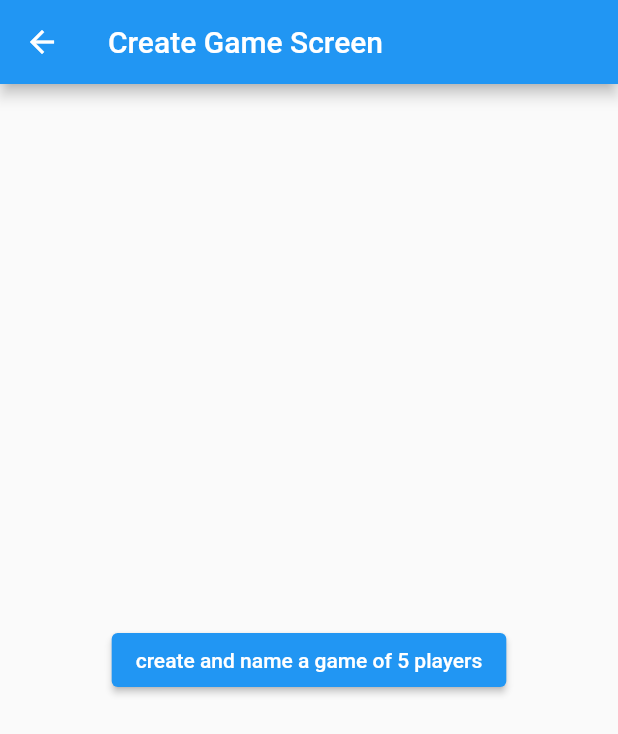
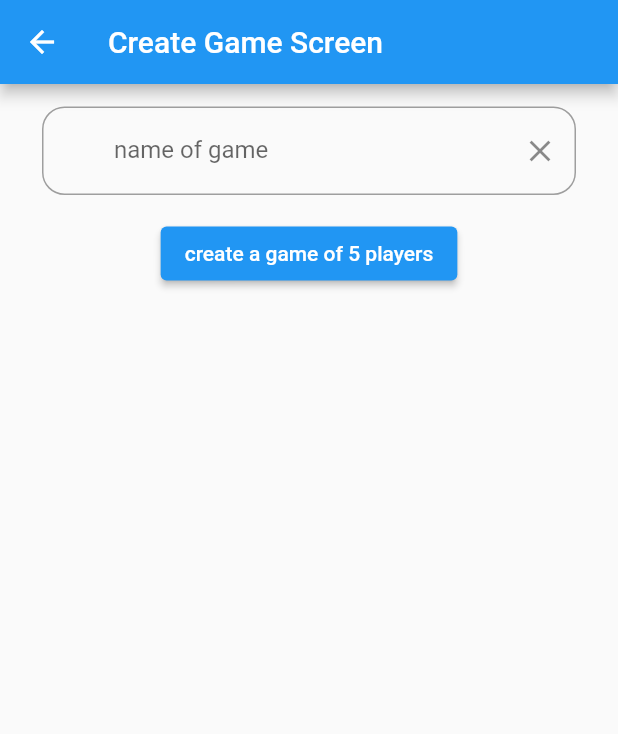
Before and after one commit to bromar2292/soundclash2, a Flutter app: the CreateGameScreen screen opened by its route, on a phone screen of 412 x 824 dp. Shown: the top 734 px of the screen. Run offline on Flutter 3.47's test engine with Material 2 defaults, Android fonts, the light colour scheme and no system bars; our stand-ins replace bloc, equatable, flutter_bloc, freezed_annotation, parse_server_sdk_flutter, youtube_player_flutter; accounts and stored records are empty; network calls fail.

Commit message:
feat: adding graph

```diff
--- a/lib/gameplay/models/game.dart
+++ b/lib/gameplay/models/game.dart
@@ -10,7 +10,7 @@ String welcome9ToJson(List<Game> data) =>
 
 class Game {
   String objectId;
-  String messages;
+
   String gamename;
   String password;
   List<Player> players;
@@ -20,7 +20,6 @@ class Game {
 
   Game({
     required this.objectId,
-    required this.messages,
     required this.gamename,
     required this.password,
     required this.players,
@@ -31,7 +30,6 @@ class Game {
 
   factory Game.FromJSON(Map<String, dynamic> json) => Game(
         objectId: json["objectId"],
-        messages: json["messages"],
         gamename: json["gamename"],
         password: json["password"],
         players:
@@ -43,7 +41,6 @@ class Game {
 
   Map<String, dynamic> toJson() => {
         "objectId": objectId,
-        "messages": messages,
         "gamename": gamename,
         "password": password,
         "players": List<dynamic>.from(players.map((x) => x.toJson())),
--- a/lib/gameplay/pick_youtube_song/presentation/bloc/bloc/pick_youtube_song_bloc.dart
+++ b/lib/gameplay/pick_youtube_song/presentation/bloc/bloc/pick_youtube_song_bloc.dart
@@ -13,11 +13,6 @@ class PickYoutubeSongBloc
     on<_UpdateYoutubeEvent>(_onUrlChanged);
   }
 
-  // PickYoutubeSongBloc() : super(PickYoutubeSongState()) {
-  // on<UpdateYoutubeURLEvent>(_onUrlChanged);
-  // on<SendSongURLEvent>(_submitData);
-  // }
-
   void _onUrlChanged(
     _UpdateYoutubeEvent event,
     Emitter<PickYoutubeSongState> emit,
--- /dev/null
+++ b/lib/manage_games/create_game/presentation/bloc/bloc.dart
@@ -0,0 +1 @@
+export 'create_game_bloc.dart';
--- /dev/null
+++ b/lib/manage_games/create_game/presentation/bloc/create_game_bloc.dart
@@ -0,0 +1,20 @@
+import 'package:bloc/bloc.dart';
+import 'package:freezed_annotation/freezed_annotation.dart';
+part 'create_game_bloc.freezed.dart';
+
+part 'create_game_state.dart';
+part 'create_game_event.dart';
+
+class CreateGameBloc extends Bloc<CreateGameEvent, CreateGameState> {
+  CreateGameBloc() : super(const CreateGameState.initial()) {
+    on<_createGameEvent>(_onNameChanged);
+  }
+  void _onNameChanged(
+    _createGameEvent event,
+    Emitter<CreateGameState> emit,
+  ) {
+    emit(
+      CreateGameState.nameSubmitted(name: event.name),
+    );
+  }
+}
--- /dev/null
+++ b/lib/manage_games/create_game/presentation/bloc/create_game_event.dart
@@ -0,0 +1,7 @@
+part of 'create_game_bloc.dart';
+
+@freezed
+class CreateGameEvent with _$CreateGameEvent {
+  const factory CreateGameEvent.createGameName({required String name}) =
+      _createGameEvent;
+}
--- /dev/null
+++ b/lib/manage_games/create_game/presentation/bloc/create_game_state.dart
@@ -0,0 +1,11 @@
+part of 'create_game_bloc.dart';
+
+@freezed
+class CreateGameState with _$CreateGameState {
+  const factory CreateGameState.initial() = _Initial;
+
+  const factory CreateGameState.nothingSubmitted() = _NothingSubmited;
+
+  const factory CreateGameState.nameSubmitted({required String name}) =
+      _NameSubmitted;
+}
--- a/lib/manage_games/create_game/presentation/view/create_game_screen.dart
+++ b/lib/manage_games/create_game/presentation/view/create_game_screen.dart
@@ -1,5 +1,10 @@
 import 'package:flutter/material.dart';
+import 'package:flutter_bloc/flutter_bloc.dart';
 import 'package:parse_server_sdk_flutter/parse_server_sdk.dart';
+import 'package:soundclash2/widgets/input_info.dart';
+
+import '../../domain/usecases/create_game_usecase.dart';
+import '../bloc/create_game_bloc.dart';
 
 class CreateGameScreen extends StatelessWidget {
   static const String id = 'Create Game Screen';
@@ -7,45 +12,69 @@ class CreateGameScreen extends StatelessWidget {
   const CreateGameScreen({Key? key}) : super(key: key);
   @override
   Widget build(BuildContext context) {
+    final _controllerText = TextEditingController();
     return Scaffold(
       appBar: AppBar(
         title: const Text(CreateGameScreen.id),
       ),
-      body: Center(
-        child: ElevatedButton(
-          child: const Text('create and name a game of 5 players'),
-          onPressed: () async {
-            //  Navigator.of(context).pop();
-            await createGame();
-          },
-        ),
+      body: Column(
+        children: <Widget>[
+          BlocBuilder<CreateGameBloc, CreateGameState>(
+            builder: (context, state) {
+              return InputInfo(
+                controller: _controllerText,
+                request: 'name of game',
+                clearFunction: () {
+                  context
+                      .read<CreateGameBloc>()
+                      .add(const CreateGameEvent.createGameName(name: ''));
+                },
+                function: (text) {
+                  context
+                      .read<CreateGameBloc>()
+                      .add(CreateGameEvent.createGameName(name: text));
+                  print(state.toString());
+                },
+              );
+            },
+          ),
+          Center(
+            child: BlocBuilder<CreateGameBloc, CreateGameState>(
+              builder: (context, state) {
+                return state.when(
+                    nameSubmitted: (name) => ElevatedButton(
+                          child: const Text('create a game of 5 players'),
+                          onPressed: () async {
+                            //  Navigator.of(context).pop();
+                            print(name);
+                            await createGameUsecase(name);
+                          },
+                        ),
+                    initial: () {
+                      return ElevatedButton(
+                        child: const Text('create a game of 5 players'),
+                        onPressed: () async {
+                          //  Navigator.of(context).pop();
+
+                          print('inital state');
+                        },
+                      );
+                    },
+                    nothingSubmitted: () {
+                      return ElevatedButton(
+                        child: const Text('create a game of 5 players'),
+                        onPressed: () async {
+                          //  Navigator.of(context).pop();
+
+                          print('nothing submitted');
+                        },
+                      );
+                    });
+              },
+            ),
+          ),
+        ],
       ),
     );
   }
 }
-
-Future createGame() async {
-  var firstObject = ParseObject('Game')
-    ..set('gamename', 'bangers')
-    ..set('password', 'peace')
-    ..setAddAll('players', [
-      {
-        'name': 'omar',
-        'song': 'nPt8bK2gbaU',
-        'score': [0]
-      },
-      {
-        'name': 'rachel',
-        'song': 'gQDByCdjUXw',
-        'score': [0]
-      },
-      {
-        'name': 'ishan',
-        'song': 'gQDByCdjUXw',
-        'score': [0]
-      }
-    ])
-    ..set('count', 4);
-  await firstObject.save();
-  print('it worked');
-}
--- /dev/null
+++ b/lib/manage_games/join_game/presentation/views/bloc/bloc.dart
@@ -0,0 +1 @@
+export 'join_game_bloc.dart';
--- /dev/null
+++ b/lib/manage_games/join_game/presentation/views/bloc/join_game_bloc.dart
@@ -0,0 +1,10 @@
+import 'package:bloc/bloc.dart';
+import 'package:freezed_annotation/freezed_annotation.dart';
+part 'join_game_bloc.freezed.dart';
+
+part 'join_game_state.dart';
+part 'join_game_event.dart';
+
+class JoinGameBloc extends Bloc<JoinGameEvent, JoinGameState> {
+  JoinGameBloc() : super(const JoinGameState.initial()) {}
+}
--- /dev/null
+++ b/lib/manage_games/join_game/presentation/views/bloc/join_game_event.dart
@@ -0,0 +1,6 @@
+part of 'join_game_bloc.dart';
+
+@freezed
+class JoinGameEvent with _$JoinGameEvent {
+  const factory JoinGameEvent.load() = _joinGameEvent;
+}
--- a/lib/my_app.dart
+++ b/lib/my_app.dart
@@ -7,6 +7,7 @@ import 'gameplay/pick_youtube_song/presentation/bloc/bloc/pick_youtube_song_bloc
 import 'gameplay/pick_youtube_song/presentation/view/pick_youtube_song_screen.dart';
 import 'leaderboard/presentation/views/leaderboard_screen.dart';
 import 'main_menu/presentation/view/main_menu_screen.dart';
+import 'manage_games/create_game/presentation/bloc/create_game_bloc.dart';
 import 'manage_games/create_game/presentation/view/create_game_screen.dart';
 import 'manage_games/current_games/presentation/views/current_games_screen.dart';
 import 'manage_games/join_game/presentation/views/join_game_screen.dart';
@@ -21,7 +22,8 @@ class MyApp extends StatelessWidget {
         '/': (context) => const MainMenu(),
         ProfilePage.id: (context) => const ProfilePage(),
         LoginScreen.id: (context) => const LoginScreen(),
-        CreateGameScreen.id: (context) => const CreateGameScreen(),
+        CreateGameScreen.id: (context) => BlocProvider.value(
+            value: CreateGameBloc(), child: CreateGameScreen()),
         CurrentGamesScreen.id: (context) => const CurrentGamesScreen(),
         JoinGameScreen.id: (context) => const JoinGameScreen(),
         LeaderBoardScreen.id: (context) => const LeaderBoardScreen(),
--- a/lib/widgets/input_info.dart
+++ b/lib/widgets/input_info.dart
@@ -4,6 +4,7 @@ Padding InputInfo({
   String? request,
   required TextEditingController controller,
   Function(String)? function,
+  Function()? clearFunction,
   Icon? icon,
 }) {
   return Padding(
@@ -23,6 +24,7 @@ Padding InputInfo({
         suffixIcon: IconButton(
           icon: const Icon(Icons.clear),
           onPressed: () {
+            clearFunction;
             controller.clear();
           },
         ),
```
Also changed, not shown: lib/manage_games/create_game/domain/usecases/create_game_usecase.dart (added, +27 -0 lines), lib/manage_games/join_game/presentation/views/bloc/join_game_state.dart (added, +8 -0 lines), lib/manage_games/join_game/presentation/views/join_game_screen.dart (+11 -49 lines), lib/manage_games/create_game/data/datasource.dart (added), lib/manage_games/create_game/data/repository.dart (added), lib/manage_games/create_game/presentation/bloc/create_game_bloc.freezed.dart (added), lib/manage_games/join_game/presentation/views/bloc/join_game_bloc.freezed.dart (added), 1 other file.
